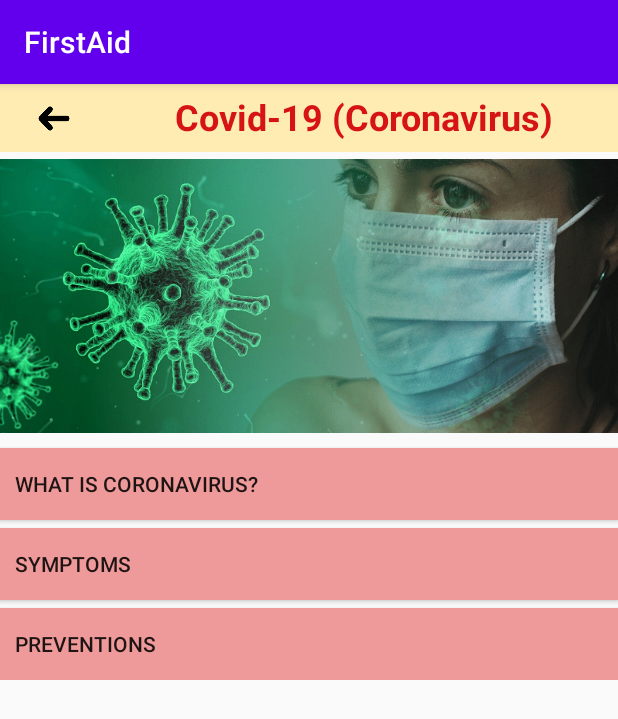
After one commit to Gulsher6862/FirstAid, an Android app: the Covid19 screen opened directly, with no data from a screen before it, on a phone screen of 412 x 824 dp. The commit adds this screen. Shown: the top 719 px of the screen. Run offline under Robolectric (Android 15) with nearby library versions, the phone set to English and light mode, and no system bars; Roboto replaces fonts that are not available here.

Commit message:
Covid Screen added

```diff
--- a/app/src/main/AndroidManifest.xml
+++ b/app/src/main/AndroidManifest.xml
@@ -9,7 +9,8 @@
         android:roundIcon="@mipmap/ic_launcher_round"
         android:supportsRtl="true"
         android:theme="@style/AppTheme">
-        <activity android:name=".Home"></activity>
+        <activity android:name=".Covid19"></activity>
+        <activity android:name=".Home" />
         <activity android:name=".SignUp" />
         <activity android:name=".LoginScreen" />
         <activity android:name=".MainActivity">
--- /dev/null
+++ b/app/src/main/java/com/example/firstaid/Covid19.java
@@ -0,0 +1,70 @@
+package com.example.firstaid;
+
+import androidx.appcompat.app.AppCompatActivity;
+
+import android.os.Bundle;
+import android.view.View;
+import android.widget.Button;
+import android.widget.TextView;
+
+public class Covid19 extends AppCompatActivity {
+    Button bw,bs,bp;
+    TextView tw,ts,tp;
+    @Override
+    protected void onCreate(Bundle savedInstanceState) {
+        super.onCreate(savedInstanceState);
+        setContentView(R.layout.activity_covid19);
+        bw = (Button) findViewById(R.id.whatbtn);
+        bw.setOnClickListener(new View.OnClickListener() {
+            @Override
+            public void onClick(View v) {
+                bw.setOnClickListener(new View.OnClickListener() {
+                    @Override
+                    public void onClick(View v) {
+                        tw.setVisibility(View.GONE);
+                    }
+                });
+                tw.setVisibility(View.VISIBLE);
+                ts.setVisibility(View.GONE);
+                tp.setVisibility(View.GONE);
+            }
+        });
+        bs = (Button) findViewById(R.id.sympbtn);
+        bs.setOnClickListener(new View.OnClickListener() {
+            @Override
+            public void onClick(View v) {
+                bs.setOnClickListener(new View.OnClickListener() {
+                    @Override
+                    public void onClick(View v) {
+                        ts.setVisibility(View.GONE);
+                    }
+                });
+                tw.setVisibility(View.GONE);
+                ts.setVisibility(View.VISIBLE);
+                tp.setVisibility(View.GONE);
+            }
+        });
+        bp = (Button) findViewById(R.id.preventbtn);
+        bp.setOnClickListener(new View.OnClickListener() {
+            @Override
+            public void onClick(View v) {
+                bp.setOnClickListener(new View.OnClickListener() {
+                    @Override
+                    public void onClick(View v) {
+                        tp.setVisibility(View.GONE);
+                    }
+                });
+                tw.setVisibility(View.GONE);
+                ts.setVisibility(View.GONE);
+                tp.setVisibility(View.VISIBLE);
+            }
+        });
+        tw = (TextView) findViewById(R.id.whattxt);
+        tw.setVisibility(View.GONE);
+        ts = (TextView) findViewById(R.id.symptxt);
+        ts.setVisibility(View.GONE);
+        tp = (TextView) findViewById(R.id.preventtxt);
+        tp.setVisibility(View.GONE);
+
+    }
+}
--- a/app/src/main/java/com/example/firstaid/Home.java
+++ b/app/src/main/java/com/example/firstaid/Home.java
@@ -1,14 +1,37 @@
 package com.example.firstaid;
 
 import androidx.appcompat.app.AppCompatActivity;
+import androidx.core.widget.ImageViewCompat;
 
+import android.content.Intent;
 import android.os.Bundle;
+import android.view.View;
+import android.widget.ImageView;
+import android.widget.TextView;
 
 public class Home extends AppCompatActivity {
+    ImageView covid;
+    TextView t1;
 
     @Override
     protected void onCreate(Bundle savedInstanceState) {
         super.onCreate(savedInstanceState);
         setContentView(R.layout.activity_home);
+        covid = (ImageView) findViewById(R.id.covidpic);
+        covid.setOnClickListener(new View.OnClickListener() {
+            @Override
+            public void onClick(View v) {
+                Intent intent = new Intent(Home.this, Covid19.class);
+                startActivity(intent);
+            }
+        });
+        t1 = (TextView) findViewById(R.id.covidtxt);
+        t1.setOnClickListener(new View.OnClickListener() {
+            @Override
+            public void onClick(View v) {
+                Intent intent = new Intent(Home.this, Covid19.class);
+                startActivity(intent);
+            }
+        });
     }
 }
--- /dev/null
+++ b/app/src/main/res/layout/activity_covid19.xml
@@ -0,0 +1,160 @@
+<?xml version="1.0" encoding="utf-8"?>
+<LinearLayout xmlns:android="http://schemas.android.com/apk/res/android"
+    xmlns:app="http://schemas.android.com/apk/res-auto"
+    xmlns:tools="http://schemas.android.com/tools"
+    android:layout_width="match_parent"
+    android:orientation="vertical"
+    android:layout_height="match_parent"
+    tools:context=".Covid19">
+
+    <ScrollView
+        android:layout_width="match_parent"
+        android:layout_height="match_parent"
+        >
+        <LinearLayout
+            android:layout_width="match_parent"
+            android:layout_height="match_parent"
+            android:orientation="vertical">
+
+    <LinearLayout
+        android:layout_width="match_parent"
+        android:layout_height="45dp"
+
+        android:background="#FFECB3"
+        android:orientation="horizontal">
+
+
+        <ImageView
+            android:id="@+id/imageView6"
+            android:layout_width="60dp"
+            android:layout_height="30dp"
+            android:layout_marginTop="8dp"
+            android:layout_weight="1"
+            app:srcCompat="@drawable/backicon" />
+
+        <TextView
+            android:id="@+id/textView7"
+            android:layout_width="340dp"
+            android:layout_height="wrap_content"
+            android:gravity="center_horizontal|center_vertical"
+            android:paddingTop="5dp"
+            android:text="Covid-19 (Coronavirus)"
+            android:textColor="#D61414"
+            android:textSize="24sp"
+            android:textStyle="bold" />
+    </LinearLayout>
+
+
+    <ImageView
+        android:id="@+id/imageView"
+        android:layout_width="match_parent"
+        android:layout_height="192dp"
+        app:srcCompat="@drawable/ccc" />
+
+            <LinearLayout
+                android:layout_width="match_parent"
+                android:layout_height="wrap_content"
+                android:orientation="vertical">
+
+
+                <Button
+                    android:id="@+id/whatbtn"
+                    android:layout_width="match_parent"
+                    android:layout_height="wrap_content"
+                    android:background="#EF9A9A"
+                    android:gravity="left|center_vertical"
+                    android:paddingLeft="10dp"
+                    android:layout_marginTop="5dp"
+                    android:text="What is Coronavirus?" />
+
+                <TextView
+                    android:id="@+id/whattxt"
+                    android:layout_width="match_parent"
+                    android:layout_height="wrap_content"
+                    android:padding="10dp"
+                    android:text="Coronavirus disease (COVID-19) is an infectious disease caused by a newly discovered coronavirus.\n\n
+
+Most people infected with the COVID-19 virus will experience mild to moderate respiratory illness and recover without requiring special treatment.  Older people, and those with underlying medical problems like cardiovascular disease, diabetes, chronic respiratory disease, and cancer are more likely to develop serious illness.\n
+\n
+The best way to prevent and slow down transmission is be well informed about the COVID-19 virus, the disease it causes and how it spreads. Protect yourself and others from infection by washing your hands or using an alcohol based rub frequently and not touching your face.\n
+\n
+The COVID-19 virus spreads primarily through droplets of saliva or discharge from the nose when an infected person coughs or sneezes, so it’s important that you also practice respiratory etiquette (for example, by coughing into a flexed elbow).\n
+\n
+At this time, there are no specific vaccines or treatments for COVID-19. However, there are many ongoing clinical trials evaluating potential treatments. WHO will continue to provide updated information as soon as clinical findings become available.\n" />
+
+                <Button
+                    android:id="@+id/sympbtn"
+                    android:layout_width="match_parent"
+                    android:layout_height="wrap_content"
+                    android:background="#EF9A9A"
+                    android:paddingLeft="10dp"
+                    android:layout_marginTop="5dp"
+                    android:gravity="left|center_vertical"
+                    android:text="SYMPTOMS" />
+
+                <TextView
+                    android:id="@+id/symptxt"
+                    android:layout_width="match_parent"
+                    android:layout_height="wrap_content"
+                    android:padding="10dp"
+                    android:text="COVID-19 affects different people in different ways. Most infected people will develop mild to moderate illness and recover without hospitalization.\n
+
+Most common symptoms:\n
+
+ - fever. \n
+ - dry cough.\n
+ - tiredness.\n
+Less common symptoms:\n
+
+ - aches and pains.\n
+ - sore throat.\n
+ - diarrhoea.\n
+ - conjunctivitis.\n
+ - headache.\n
+ - loss of taste or smell.\n
+ - a rash on skin, or discolouration of fingers or toes.\n
+Serious symptoms:\n
+
+ - difficulty breathing or shortness of breath.\n
+ - chest pain or pressure.\n
+ - loss of speech or movement.\n
+Seek immediate medical attention if you have serious symptoms.  Always call before visiting your doctor or health facility.\n
+\n
+People with mild symptoms who are otherwise healthy should manage their symptoms at home.\n
+\n
+On average it takes 5–6 days from when someone is infected with the virus for symptoms to show, however it can take up to 14 days.\n " />
+                <Button
+                    android:id="@+id/preventbtn"
+                    android:layout_width="match_parent"
+                    android:layout_height="wrap_content"
+                    android:background="#EF9A9A"
+                    android:paddingLeft="10dp"
+                    android:layout_marginTop="5dp"
+                    android:gravity="left|center_vertical"
+                    android:text="Preventions" />
+
+                <TextView
+                    android:id="@+id/preventtxt"
+                    android:layout_width="match_parent"
+                    android:layout_height="wrap_content"
+                    android:padding="10dp"
+                    android:text="To prevent infection and to slow transmission of COVID-19, do the following:\n
+\n
+ - Wash your hands regularly with soap and water, or clean them with alcohol-based hand rub.\n
+ - Maintain at least 1 metre distance between you and people coughing or sneezing.\n
+ - Avoid touching your face.\n
+ - Cover your mouth and nose when coughing or sneezing.\n
+ - Stay home if you feel unwell.\n
+ - Refrain from smoking and other activities that weaken the lungs.\n
+ -Practice physical distancing by avoiding unnecessary travel and staying away from large groups of people.\n" />
+
+
+
+
+            </LinearLayout>
+
+
+        </LinearLayout>
+    </ScrollView>
+
+</LinearLayout>
--- a/app/src/main/res/layout/activity_home.xml
+++ b/app/src/main/res/layout/activity_home.xml
@@ -55,7 +55,7 @@
                 android:orientation="horizontal">
 
                 <ImageView
-                    android:id="@+id/imageView"
+                    android:id="@+id/covidpic"
                     android:layout_width="100dp"
                     android:layout_height="100dp"
                     android:layout_margin="20dp"
@@ -87,7 +87,7 @@
 
 
                 <TextView
-                    android:id="@+id/textView6"
+                    android:id="@+id/covidtxt"
                     android:layout_width="wrap_content"
                     android:layout_height="wrap_content"
                     android:layout_weight="1"
```
Also changed, not shown: app/src/main/res/drawable/backicon.png (added), app/src/main/res/drawable/ccc.png (added).
